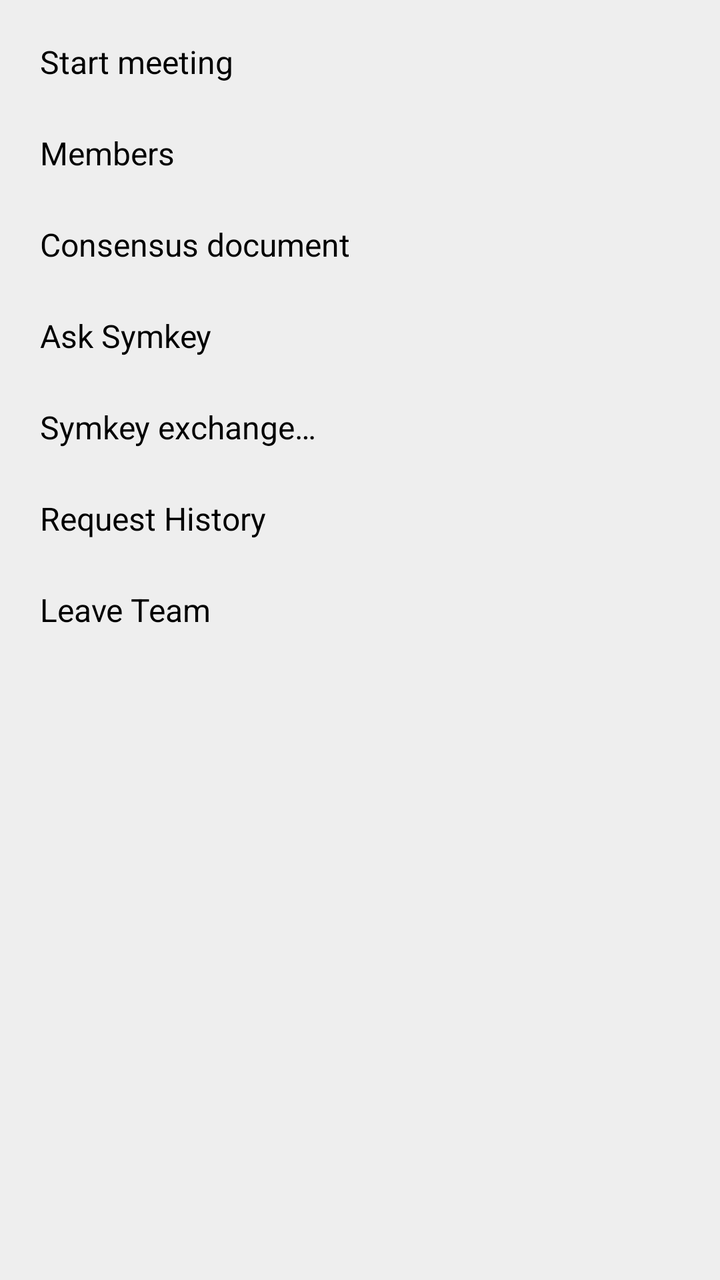
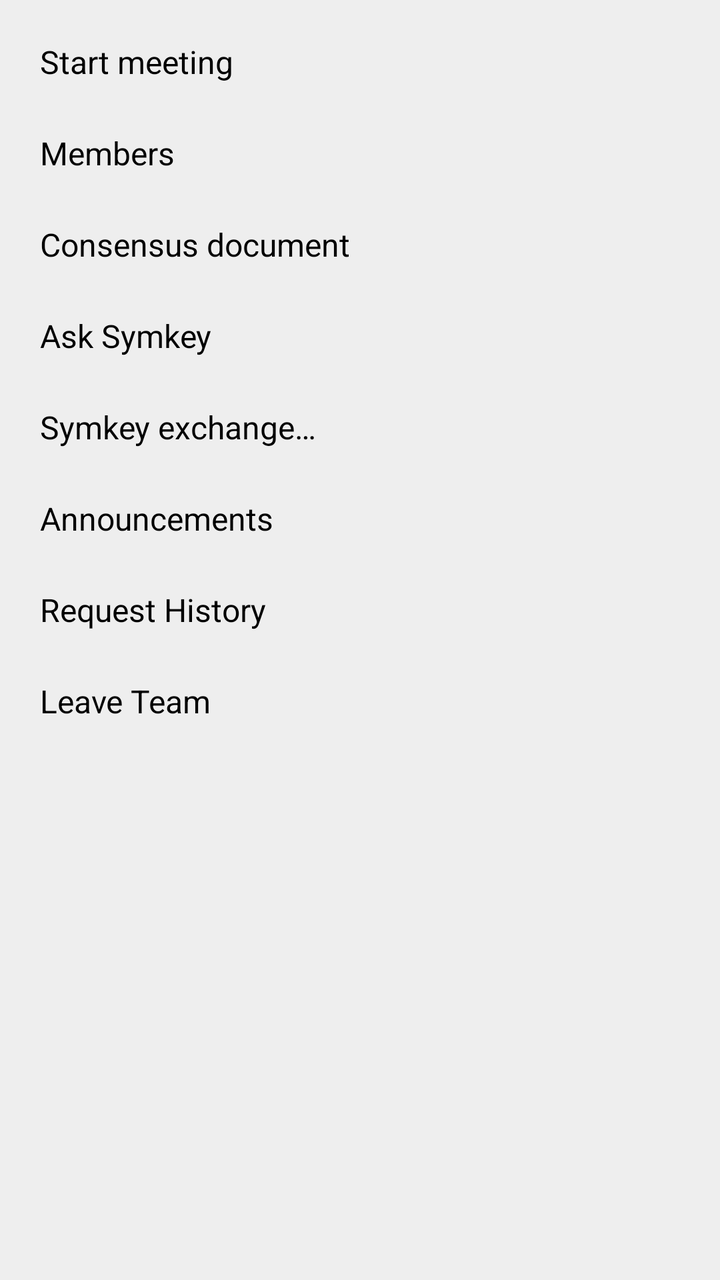

Two renders of the same Android screen: before a commit and after it. Below are the layout's source before the change and the commit's diff.
<!-- AndroidManifest.xml: application theme Theme.Freer -->
<!-- res/layout/popup_team_chat_menu.xml -->
<?xml version="1.0" encoding="utf-8"?>
<LinearLayout xmlns:android="http://schemas.android.com/apk/res/android"
    android:layout_width="wrap_content"
    android:layout_height="wrap_content"
    android:orientation="vertical"
    android:background="@color/background_light"
    android:padding="8dp">

    <TextView
        android:id="@+id/menu_start_meeting"
        android:layout_width="match_parent"
        android:layout_height="wrap_content"
        android:text="@string/meeting_start"
        android:textSize="16sp"
        android:textColor="@color/text"
        android:padding="12dp"
        android:background="?android:attr/selectableItemBackground"
        android:clickable="true"
        android:focusable="true" />

    <TextView
        android:id="@+id/menu_team_members"
        android:layout_width="match_parent"
        android:layout_height="wrap_content"
        android:text="@string/members"
        android:textSize="16sp"
        android:textColor="@color/text"
        android:padding="12dp"
        android:background="?android:attr/selectableItemBackground"
        android:clickable="true"
        android:focusable="true" />

    <TextView
        android:id="@+id/menu_consensus_doc"
        android:layout_width="match_parent"
        android:layout_height="wrap_content"
        android:text="@string/consensus_document"
        android:textSize="16sp"
        android:textColor="@color/text"
        android:padding="12dp"
        android:background="?android:attr/selectableItemBackground"
        android:clickable="true"
        android:focusable="true" />

    <TextView
        android:id="@+id/menu_owner_menu"
        android:layout_width="match_parent"
        android:layout_height="wrap_content"
        android:text="@string/owner_menu"
        android:textSize="16sp"
        android:textColor="@color/text"
        android:padding="12dp"
        android:background="?android:attr/selectableItemBackground"
        android:clickable="true"
        android:focusable="true"
        android:visibility="gone" />

    <TextView
        android:id="@+id/menu_manager_menu"
        android:layout_width="match_parent"
        android:layout_height="wrap_content"
        android:text="@string/manager_menu"
        android:textSize="16sp"
        android:textColor="@color/text"
        android:padding="12dp"
        android:background="?android:attr/selectableItemBackground"
        android:clickable="true"
        android:focusable="true"
        android:visibility="gone" />

    <TextView
        android:id="@+id/menu_ask_symkey"
        android:layout_width="match_parent"
        android:layout_height="wrap_content"
        android:text="@string/ask_symkey"
        android:textSize="16sp"
        android:textColor="@color/text"
        android:padding="12dp"
        android:background="?android:attr/selectableItemBackground"
        android:clickable="true"
        android:focusable="true" />

    
    <TextView
        android:id="@+id/menu_symkey_ledger"
        android:layout_width="match_parent"
        android:layout_height="wrap_content"
        android:text="@string/symkey_exchange"
        android:textSize="16sp"
        android:textColor="@color/text"
        android:padding="12dp"
        android:background="?android:attr/selectableItemBackground"
        android:clickable="true"
        android:focusable="true" />

    <TextView
        android:id="@+id/menu_request_history"
        android:layout_width="match_parent"
        android:layout_height="wrap_content"
        android:text="@string/request_history"
        android:textSize="16sp"
        android:textColor="@color/text"
        android:padding="12dp"
        android:background="?android:attr/selectableItemBackground"
        android:clickable="true"
        android:focusable="true" />

    <TextView
        android:id="@+id/menu_leave_team"
        android:layout_width="match_parent"
        android:layout_height="wrap_content"
        android:text="@string/leave_team"
        android:textSize="16sp"
        android:textColor="@color/text"
        android:padding="12dp"
        android:background="?android:attr/selectableItemBackground"
        android:clickable="true"
        android:focusable="true" />

</LinearLayout>
<!-- resources referenced by this layout -->
<resources>
  <color name="background_light">#EEEEEE</color>
  <color name="text">#000000</color>
  <string name="ask_symkey">Ask Symkey</string>
  <string name="consensus_document">Consensus document</string>
  <string name="leave_team">Leave Team</string>
  <string name="manager_menu">Manager Menu</string>
  <string name="meeting_start">Start meeting</string>
  <string name="members">Members</string>
  <string name="owner_menu">Owner Menu</string>
  <string name="request_history">Request History</string>
  <string name="symkey_exchange">Symkey exchange…</string>
  <style name="Theme.Freer" parent="Base.Theme.Freer" />
  <style name="Base.Theme.Freer" parent="Theme.Material3.DayNight.NoActionBar">
          <item name="colorPrimary">#2196F3</item>
          <item name="colorAccent">#2196F3</item>
          <item name="android:windowBackground">#FFFFFF</item>
          
          <item name="android:windowLayoutInDisplayCutoutMode">shortEdges</item>
          <item name="android:enforceNavigationBarContrast">false</item>
          <item name="android:enforceStatusBarContrast">false</item>
          <item name="android:statusBarColor">@android:color/transparent</item>
          <item name="android:navigationBarColor">@android:color/transparent</item>
          <item name="android:windowLightStatusBar">true</item>
          <item name="android:windowLightNavigationBar">true</item>
      </style>
</resources>

<!-- the commit's change to res/layout/popup_team_chat_menu.xml (unified diff, before → after) -->
@@ -94,6 +94,31 @@
         android:focusable="true" />
 
     <TextView
+        android:id="@+id/menu_announcements"
+        android:layout_width="match_parent"
+        android:layout_height="wrap_content"
+        android:text="@string/announcement_history"
+        android:textSize="16sp"
+        android:textColor="@color/text"
+        android:padding="12dp"
+        android:background="?android:attr/selectableItemBackground"
+        android:clickable="true"
+        android:focusable="true" />
+
+    <TextView
+        android:id="@+id/menu_new_announcement"
+        android:layout_width="match_parent"
+        android:layout_height="wrap_content"
+        android:text="@string/announcement_new"
+        android:textSize="16sp"
+        android:textColor="@color/text"
+        android:padding="12dp"
+        android:background="?android:attr/selectableItemBackground"
+        android:clickable="true"
+        android:focusable="true"
+        android:visibility="gone" />
+
+    <TextView
         android:id="@+id/menu_request_history"
         android:layout_width="match_parent"
         android:layout_height="wrap_content"
<!-- resource entries referenced after the edit -->
@@ -2,6 +2,8 @@
 <resources>
   <color name="background_light">#EEEEEE</color>
   <color name="text">#000000</color>
+  <string name="announcement_history">Announcements</string>
+  <string name="announcement_new">New announcement</string>
   <string name="ask_symkey">Ask Symkey</string>
   <string name="consensus_document">Consensus document</string>
   <string name="leave_team">Leave Team</string>
